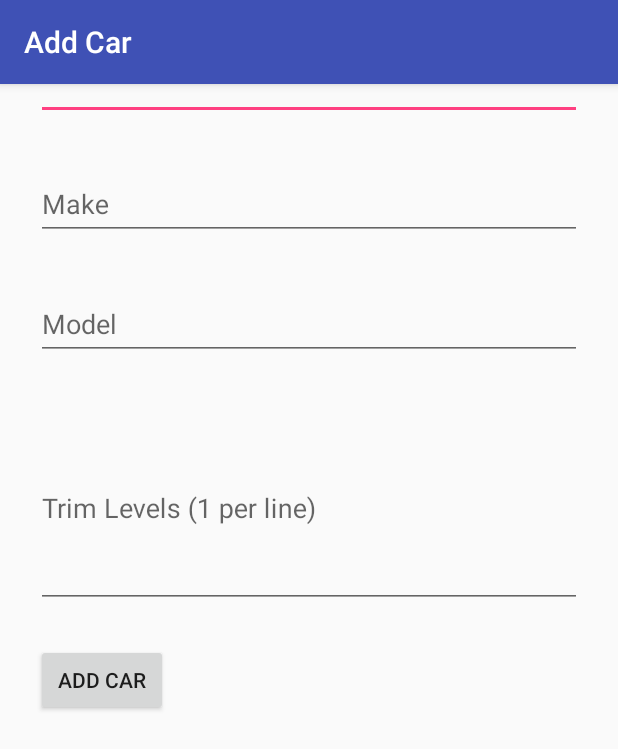
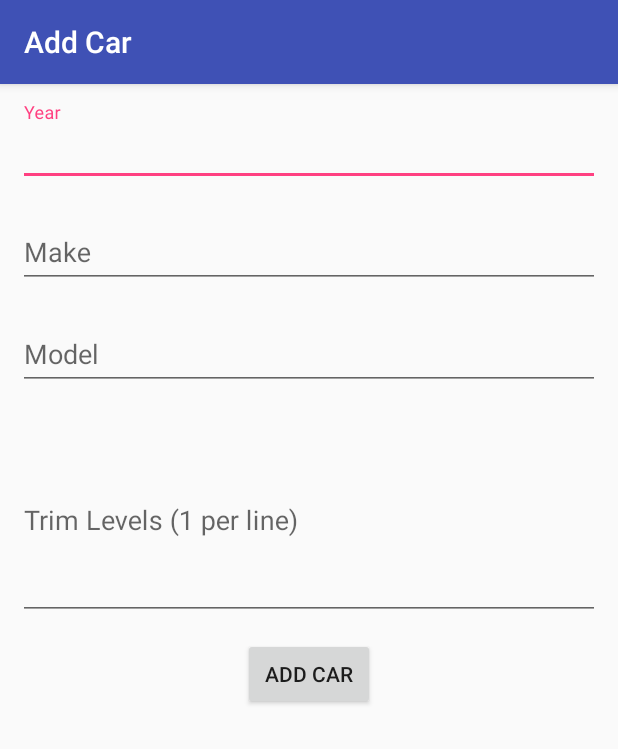
Before and after one commit to mikedoinggood/car-data, an Android app: the AddCarActivity screen opened directly, with no data from a screen before it, on a phone screen of 412 x 824 dp. Shown: the top 749 px of the screen. Run offline under Robolectric (Android 15) with nearby library versions, the light colour scheme and no system bars; 1 statement that could not run was skipped.

Commit message:
Android Version Updates
- Android Studio updates
- Gradle build tools changed from v2.3.3 to v3.0.1
- Gradle version changed v3.3 to v4.1
- Gradle files refactored
- Dependency updates
- Compile SDK version changed from 25 to 26
- Build tools and support lib version changed from v25.0.0 to v26.0.2
- Constraint-layout changed from v1.0.0-alpha9 to v1.0.2
- Changed activity layouts to be compatible with updated constraint-layout
  version.  No longer using LinearLayout inside of ConstraintLayout as Toolbar
  was overlapping.

```diff
--- a/android-car-data/app/src/main/res/layout/activity_add_car.xml
+++ b/android-car-data/app/src/main/res/layout/activity_add_car.xml
@@ -14,70 +14,76 @@
         android:elevation="4dp"
         android:theme="@style/ThemeOverlay.AppCompat.Dark.ActionBar" />
 
-    <LinearLayout
+    <android.support.design.widget.TextInputLayout
+        android:id="@+id/input_layout_year"
         android:layout_width="match_parent"
-        android:layout_height="match_parent"
+        android:layout_height="wrap_content"
         android:layout_margin="@dimen/activity_default_margin"
-        android:orientation="vertical"
-        app:layout_constraintBottom_toBottomOf="parent"
         app:layout_constraintLeft_toLeftOf="parent"
         app:layout_constraintRight_toRightOf="parent"
         app:layout_constraintTop_toBottomOf="@id/main_toolbar">
 
-        <android.support.design.widget.TextInputLayout
-            android:id="@+id/input_layout_year"
-            android:layout_width="match_parent"
-            android:layout_height="wrap_content"
-            android:layout_margin="@dimen/activity_default_margin">
         <android.support.design.widget.TextInputEditText
             android:id="@+id/year_input"
             android:layout_width="match_parent"
             android:layout_height="wrap_content"
-                android:inputType="number"
-                android:hint="Year"/>
+            android:hint="Year"
+            android:inputType="number" />
     </android.support.design.widget.TextInputLayout>
 
     <android.support.design.widget.TextInputLayout
         android:id="@+id/input_layout_make"
         android:layout_width="match_parent"
         android:layout_height="wrap_content"
-            android:layout_margin="@dimen/activity_default_margin">
+        android:layout_margin="@dimen/activity_default_margin"
+        app:layout_constraintLeft_toLeftOf="parent"
+        app:layout_constraintRight_toRightOf="parent"
+        app:layout_constraintTop_toBottomOf="@id/input_layout_year">
+
         <android.support.design.widget.TextInputEditText
             android:id="@+id/make_input"
             android:layout_width="match_parent"
             android:layout_height="wrap_content"
             android:hint="Make"
             android:imeOptions="flagNoExtractUi"
-                android:inputType="textCapSentences"/>
+            android:inputType="textCapSentences" />
     </android.support.design.widget.TextInputLayout>
 
     <android.support.design.widget.TextInputLayout
         android:id="@+id/input_layout_model"
         android:layout_width="match_parent"
         android:layout_height="wrap_content"
-            android:layout_margin="@dimen/activity_default_margin">
+        android:layout_margin="@dimen/activity_default_margin"
+        app:layout_constraintLeft_toLeftOf="parent"
+        app:layout_constraintRight_toRightOf="parent"
+        app:layout_constraintTop_toBottomOf="@id/input_layout_make">
+
         <android.support.design.widget.TextInputEditText
             android:id="@+id/model_input"
             android:layout_width="match_parent"
             android:layout_height="wrap_content"
             android:hint="Model"
             android:imeOptions="flagNoExtractUi"
-                android:inputType="textCapSentences"/>
+            android:inputType="textCapSentences" />
     </android.support.design.widget.TextInputLayout>
 
     <android.support.design.widget.TextInputLayout
         android:id="@+id/input_layout_trim_levels"
         android:layout_width="match_parent"
         android:layout_height="wrap_content"
-            android:layout_margin="@dimen/activity_default_margin">
+        android:layout_margin="@dimen/activity_default_margin"
+        app:layout_constraintLeft_toLeftOf="parent"
+        app:layout_constraintRight_toRightOf="parent"
+        app:layout_constraintTop_toBottomOf="@id/input_layout_model">
+
         <android.support.design.widget.TextInputEditText
             android:id="@+id/trim_levels_input"
             android:layout_width="match_parent"
             android:layout_height="wrap_content"
             android:hint="Trim Levels (1 per line)"
             android:imeOptions="flagNoExtractUi"
-                android:lines="5"
-                android:inputType="textMultiLine|textCapSentences"/>
+            android:inputType="textMultiLine|textCapSentences"
+            android:lines="5" />
     </android.support.design.widget.TextInputLayout>
 
     <Button
@@ -85,9 +91,10 @@
         android:layout_width="wrap_content"
         android:layout_height="wrap_content"
         android:layout_margin="@dimen/activity_default_margin"
-            android:text="Add Car"
-            android:onClick="addCar" />
-
-    </LinearLayout>
+        app:layout_constraintLeft_toLeftOf="parent"
+        app:layout_constraintRight_toRightOf="parent"
+        app:layout_constraintTop_toBottomOf="@id/input_layout_trim_levels"
+        android:onClick="addCar"
+        android:text="Add Car" />
 
 </android.support.constraint.ConstraintLayout>
```
Also changed, not shown: android-car-data/app/build.gradle (+5 -5 lines), android-car-data/app/src/main/res/layout/activity_login.xml (+18 -17 lines), android-car-data/app/src/main/res/layout/activity_main.xml (+12 -16 lines), android-car-data/build.gradle (+9 -1 lines), android-car-data/gradle/wrapper/gradle-wrapper.properties. Lines whose indentation alone changed are shown as unchanged.
